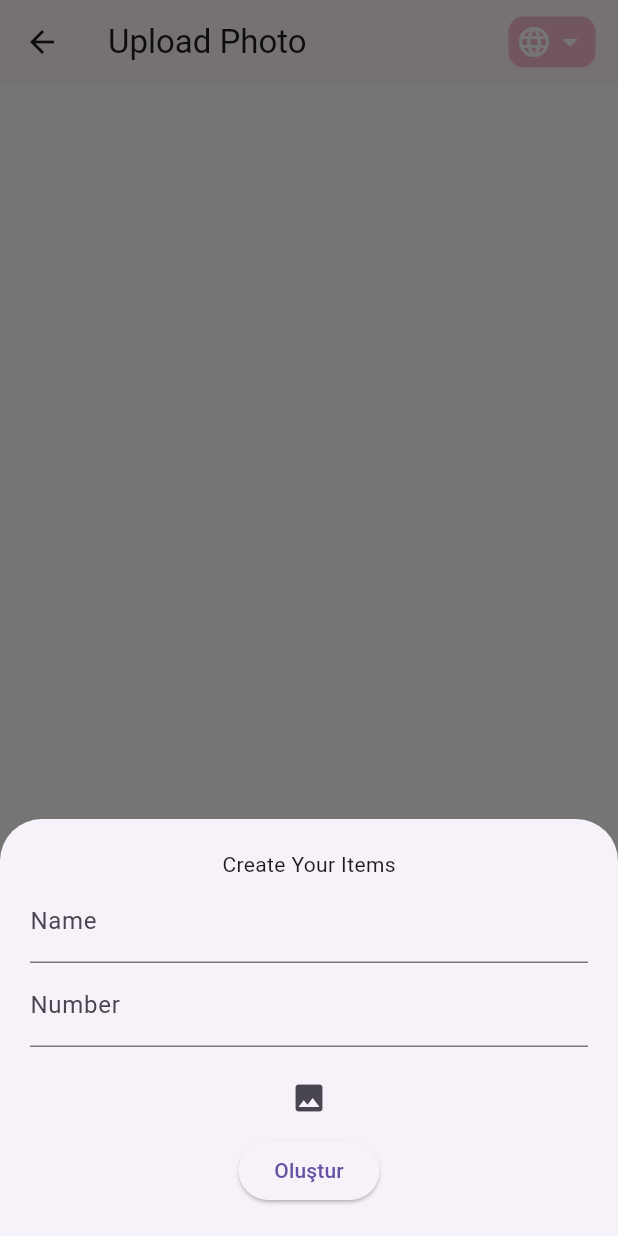
After one commit to farukdidin25/flutter_plant_app, a Flutter app: the UploadImageAndMore screen opened by its route, after a tap on the "add" icon, on a phone screen of 412 x 824 dp. The commit adds this screen. Run offline on Flutter 3.47's test engine with Material 3 defaults, Android fonts, the light colour scheme and no system bars; our stand-ins replace cloud_firestore, easy_localization, firebase_auth, firebase_core, firebase_storage, image_picker; accounts and stored records are empty.

Commit message:
upload fixed

```diff
--- /dev/null
+++ b/assets/translations/en-US.json
@@ -0,0 +1,25 @@
+{
+    "homepage": "Home Page",
+    "hi": "Hi",
+    "welcome": "Welcome",
+    "upload": "Upload Photo",
+    "email": "Email",
+    "password": "Password",
+    "forgetpassword": "Forget Password",
+    "login": "Login",
+    "createaccount": "Create Account",
+    "create": "Oluştur",
+    "guestlogin": "Guest Login",
+    "pleasefillintheinformationcompletely": "Please Fill In The Information",
+    "anerrorwasencountered": "An Error Was Encountered",
+    "name": "Name",
+    "age": "Age",
+    "number": "Number",
+    "createyouritems": "Create Your Items",
+    "error":"Error",
+    "backtohomepage": "Back To Home Page",
+    "usersuccessfullyregistered": "User Succesfully Registered",
+    "youareredirectedtotheloginpage": "You Are Redirectered To The Login Page"
+
+
+}
--- /dev/null
+++ b/lib/core/enum/language_enum.dart
@@ -0,0 +1,19 @@
+import 'package:easy_localization/easy_localization.dart';
+import 'package:flutter/material.dart';
+
+enum Languages {
+  english(language: 'en', country: 'US'),
+  turkish(language: 'tr', country: 'TR');
+
+  final String language;
+  final String? country;
+
+  const Languages({required this.language, this.country});
+
+  Locale toLocale() => Locale(language, country);
+  void setLocale(BuildContext context) => context.mounted ? context.setLocale(toLocale()) : null;
+}
+
+extension LanguageListExtensions on Iterable<Languages> {
+  Iterable<Locale> toLocale() => map((e) => e.toLocale());
+}
--- /dev/null
+++ b/lib/core/enum/locale_enum.dart
@@ -0,0 +1,17 @@
+// ignore_for_file: constant_identifier_names
+
+import 'package:flutter/material.dart';
+
+class AppLanguages {
+  const AppLanguages._();
+  static const LANG_PATH = 'assets/translations/';
+
+  static const supportedLanguages = [EN_LOCALE, TR_LOCALE];
+  static const List<String> Languages = [
+    "🇬🇧",
+    "🇹🇷",
+  ];
+
+  static const TR_LOCALE = Locale('tr', 'TR');
+  static const EN_LOCALE = Locale('en', 'US');
+}
--- a/lib/pages/home_page.dart
+++ b/lib/pages/home_page.dart
@@ -1,6 +1,8 @@
 // ignore_for_file: use_key_in_widget_constructors
 
+import 'package:easy_localization/easy_localization.dart';
 import 'package:flutter/material.dart';
+import 'package:flutter_plant_app/core/init/lang/locale_keys.g.dart';
 import 'package:flutter_plant_app/utils/custom_colors.dart';
 
 class HomePage extends StatelessWidget {
@@ -8,8 +10,9 @@ class HomePage extends StatelessWidget {
   Widget build(BuildContext context) {
     return Scaffold(
       appBar: AppBar(
+
         backgroundColor: CustomColors.textButtonColor,
-        title: const Text('Home Page'),
+        title: Text(LocaleKeys.homepage.tr()),
       ),
       body: Center(
         child: Column(
--- /dev/null
+++ b/lib/upload/upload_file.dart
@@ -0,0 +1,184 @@
+// ignore_for_file: unused_element, empty_catches, use_build_context_synchronously
+
+import 'dart:io';
+import 'package:cloud_firestore/cloud_firestore.dart';
+import 'package:easy_localization/easy_localization.dart';
+import 'package:firebase_storage/firebase_storage.dart';
+import 'package:flutter/material.dart';
+import 'package:flutter_plant_app/core/init/lang/locale_keys.g.dart';
+import 'package:flutter_plant_app/utils/custom_colors.dart';
+import 'package:flutter_plant_app/widgets/select_language.dart';
+import 'package:image_picker/image_picker.dart';
+
+class UploadImageAndMore extends StatefulWidget {
+  const UploadImageAndMore({super.key});
+
+  @override
+  State<UploadImageAndMore> createState() => _UploadImageAndMoreState();
+}
+
+class _UploadImageAndMoreState extends State<UploadImageAndMore> {
+  final TextEditingController _nameController = TextEditingController();
+  final TextEditingController _numberController = TextEditingController();
+
+  final CollectionReference _items =
+      FirebaseFirestore.instance.collection("Upload_Items");
+
+  String imageUrl = '';
+
+  Future<void> _create([DocumentSnapshot? documentSnapshot]) async {
+    await showModalBottomSheet(
+        isScrollControlled: true,
+        context: context,
+        builder: (BuildContext ctx) {
+          return Padding(
+            padding: EdgeInsets.only(
+                top: 20,
+                right: 20,
+                left: 20,
+                bottom: MediaQuery.of(ctx).viewInsets.bottom + 20),
+            child: Column(
+              mainAxisSize: MainAxisSize.min,
+              crossAxisAlignment: CrossAxisAlignment.start,
+              children: [
+                Center(
+                  child: Text(LocaleKeys.createyouritems.tr()),
+                ),
+                TextField(
+                  controller: _nameController,
+                  decoration: InputDecoration(
+                      labelText: LocaleKeys.name.tr(), hintText: 'exp Faruk'),
+                ),
+                TextField(
+                  controller: _numberController,
+                  decoration: InputDecoration(
+                      labelText: LocaleKeys.number.tr(), hintText: 'exp 22'),
+                ),
+                const SizedBox(
+                  height: 10,
+                ),
+                Center(
+                    child: IconButton(
+                        onPressed: () async {
+                          final file = await ImagePicker()
+                              .pickImage(source: ImageSource.gallery);
+                          if (file == null) return;
+
+                          String fileName =
+                              DateTime.now().microsecondsSinceEpoch.toString();
+
+                          Reference referenceRoot =
+                              FirebaseStorage.instance.ref();
+                          Reference referenceDireImages =
+                              referenceRoot.child('images');
+
+                          Reference referenceImageaToUpload =
+                              referenceDireImages.child(fileName);
+
+                          try {
+                            await referenceImageaToUpload
+                                .putFile(File(file.path));
+
+                            imageUrl =
+                                await referenceImageaToUpload.getDownloadURL();
+                          } catch (error) {}
+                        },
+                        icon: const Icon(Icons.photo))),
+                Center(
+                    child: ElevatedButton(
+                        onPressed: () async {
+                          if (imageUrl.isEmpty) {
+                            ScaffoldMessenger.of(context).showSnackBar(SnackBar(
+                                content: Text(LocaleKeys.upload.tr())));
+                            return;
+                          }
+                          final String name = _nameController.text;
+                          final int? number =
+                              int.tryParse(_numberController.text);
+                          if (number != null) {
+                            await _items.add({
+                              "name": name,
+                              "number": number,
+                              "image": imageUrl,
+                            });
+                            _nameController.text = '';
+                            _numberController.text = '';
+                            Navigator.of(context).pop();
+                          }
+                        },
+                        child: Text(LocaleKeys.create.tr())))
+              ],
+            ),
+          );
+        });
+  }
+
+  late Stream<QuerySnapshot> _stream;
+  @override
+  void initState() {
+    super.initState();
+    _stream = FirebaseFirestore.instance.collection('Upload_Items').snapshots();
+  }
+
+  @override
+  Widget build(BuildContext context) {
+    return Scaffold(
+      backgroundColor: CustomColors.loginButtonTextColor,
+      appBar: AppBar(
+        actions: [SelectLanguage(context: context)],
+        title: Text(LocaleKeys.upload.tr()),
+      ),
+      body: StreamBuilder<QuerySnapshot>(
+          stream: _stream,
+          builder: (BuildContext context, AsyncSnapshot snapshot) {
+            if (snapshot.hasError) {
+              return Center(
+                child: Text("Some error occured${snapshot.error}"),
+              );
+            }
+
+            if (snapshot.hasData) {
+              QuerySnapshot querySnapshot = snapshot.data;
+              List<QueryDocumentSnapshot> document = querySnapshot.docs;
+
+              List<Map> items = document.map((e) => e.data() as Map).toList();
+
+              return ListView.builder(
+                  itemCount: items.length,
+                  itemBuilder: (BuildContext context, int index) {
+                    Map thisItems = items[index];
+                    return ListTile(
+                        title: Text(
+                          "${thisItems['name']}",
+                          style: const TextStyle(
+                              fontWeight: FontWeight.bold, fontSize: 17),
+                        ),
+                        subtitle: Text("${thisItems['number']}"),
+                        leading: CircleAvatar(
+                          radius: 27,
+                          child: thisItems.containsKey('image')
+                              ? ClipOval(
+                                  child: Image.network(
+                                    "${thisItems['image']}",
+                                    fit: BoxFit.cover,
+                                    height: 70,
+                                    width: 70,
+                                  ),
+                                )
+                              : const CircleAvatar(),
+                        ));
+                  });
+            }
+            return const Center(
+              child: CircularProgressIndicator(),
+            );
+          }),
+      floatingActionButton: FloatingActionButton(
+        onPressed: () {
+          _create();
+        },
+        child: const Icon(Icons.add),
+      ),
+    );
+  }
+}
--- /dev/null
+++ b/lib/widgets/select_language.dart
@@ -0,0 +1,45 @@
+import 'package:easy_localization/easy_localization.dart';
+import 'package:flutter/material.dart';
+import 'package:flutter_plant_app/core/enum/locale_enum.dart';
+import 'package:flutter_plant_app/upload/upload_file.dart';
+
+
+class SelectLanguage extends Padding {
+  final BuildContext context;
+
+  SelectLanguage({super.key, required this.context})
+      : super(
+          padding: const EdgeInsets.only(right: 15),
+          child: Container(
+            decoration: BoxDecoration(color: Colors.pink[100], borderRadius: BorderRadius.circular(10)),
+            child: DropdownButton(
+              iconEnabledColor: Colors.white,
+              iconDisabledColor: Colors.white,
+              padding: const EdgeInsets.all(5),
+              isDense: true,
+              hint: const Icon(
+                Icons.language_rounded,
+                color: Colors.white,
+              ),
+              underline: const SizedBox(),
+              items: AppLanguages.Languages.asMap()
+                  .map((index, value) => MapEntry(
+                      index,
+                      DropdownMenuItem(
+                        value: value,
+                        child: Text(value),
+                      )))
+                  .values
+                  .toList(),
+              onChanged: (newValue) {
+                int selectedIndex = AppLanguages.Languages.indexOf(newValue as String);
+                context.setLocale(AppLanguages.supportedLanguages[selectedIndex]);
+                Navigator.pushReplacement(
+                  context,
+                  MaterialPageRoute(builder: (context) => const UploadImageAndMore())
+                );
+              },
+            ),
+          ),
+        );
+}
--- a/pubspec.yaml
+++ b/pubspec.yaml
@@ -41,7 +41,11 @@ dependencies:
   dio: ^5.4.0
   provider: ^6.1.1
   firebase_core: ^2.24.2
+  firebase_storage: ^11.5.6
+  cloud_firestore: ^4.13.6
+  image_picker: ^1.0.5
   firebase_auth: ^4.15.3
+  easy_localization: ^3.0.3
 
 dev_dependencies:
   flutter_test:
@@ -69,6 +73,7 @@ flutter:
   # To add assets to your application, add an assets section, like this:
   assets:
     - assets/images/
+    - assets/translations/
   #   - images/a_dot_ham.jpeg
 
   # An image asset can refer to one or more resolution-specific "variants", see
```
Also changed, not shown: assets/translations/tr-TR.json (added, +25 -0 lines), lib/main.dart (+13 -5 lines), lib/pages/auth/login_page.dart (+15 -13 lines), lib/pages/auth/sign_up.dart (+10 -8 lines), lib/utils/application.dart (added, +13 -0 lines), assets/images/plant_background.webp (added), lib/core/init/lang/locale_keys.g.dart (added), pubspec.lock, 7 other files.
